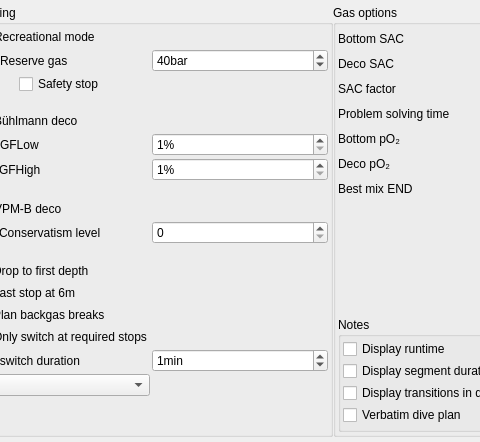
Above: desktop-widgets/plannerSettings.ui from subsurface/subsurface before the change; both pictures show x 400 to 880 and y 0 to 442 of the 1102 by 442 pixel window. Below: the same form after it.
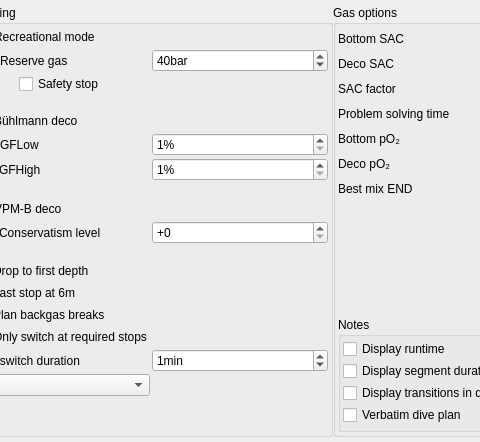
That is the form after the change.

Commit message:
Prefix and suffix changes in preferences and planner preferences
In preferences->profile:
Move "bar" from text description to entry field (5x)
Move "l/min" from text description to entry field
Add suffix "%" to GF values
Rename VPM-B conservatism

In planner preferences:
Add prefix "+" to VPM-B conservatism

The edit to the form file:
```diff
--- a/desktop-widgets/plannerSettings.ui
+++ b/desktop-widgets/plannerSettings.ui
@@ -501,6 +501,9 @@
           </item>
           <item row="12" column="2">
            <widget class="QSpinBox" name="vpmb_conservatism">
+            <property name="prefix">
+             <string>+</string>
+            </property>
             <property name="maximum">
              <number>4</number>
             </property>
```
The commit also changes 1 other file.
